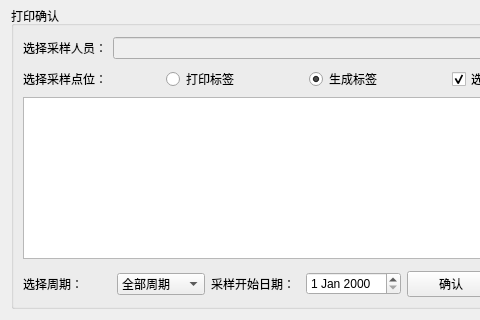
Before: the Qt Designer form src/TaskSheetManager/samplegroupingdlg.ui in hcc01/ELIMS, drawn with Qt 5; both pictures show x 0 to 480 and y 269 to 589 of the 612 by 589 pixel window.
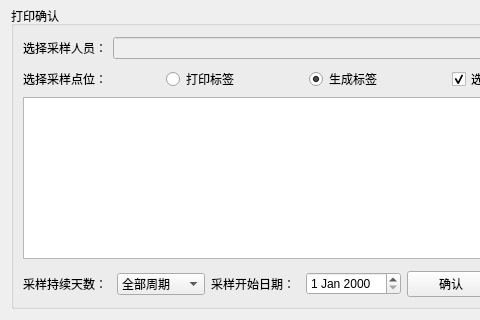
After: the same form once the commit is applied. Custom widgets are drawn as their Qt base class.

```diff
--- a/src/TaskSheetManager/samplegroupingdlg.ui
+++ b/src/TaskSheetManager/samplegroupingdlg.ui
@@ -151,7 +151,7 @@
         <item>
          <widget class="QLabel" name="label_4">
           <property name="text">
-           <string>选择周期：</string>
+           <string>采样持续天数：</string>
           </property>
          </widget>
         </item>
```
